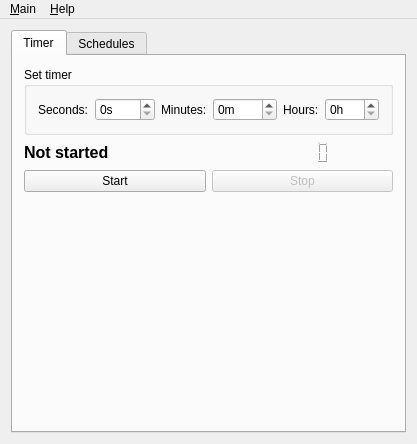
Old version of the form src/ui/mainwindow.ui in the repository seberm/salarm.
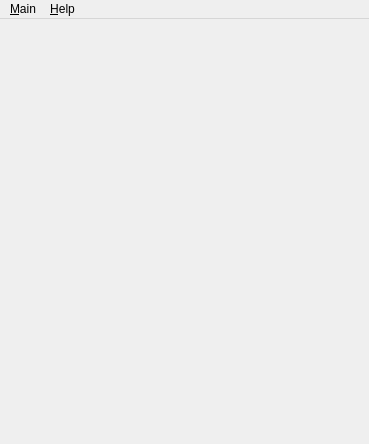
New version of the form. The open tabs and pages were chosen to show the change. Icons and pictures are not drawn. Custom widgets are drawn as their Qt base class.

The edit to the form file:
```diff
--- a/src/ui/mainwindow.ui
+++ b/src/ui/mainwindow.ui
@@ -19,268 +19,7 @@
     <normaloff>:/icons/alarmIcon</normaloff>:/icons/alarmIcon</iconset>
   </property>
   <widget class="QWidget" name="centralWidget">
-   <layout class="QVBoxLayout" name="verticalLayout_2" stretch="0">
-    <item>
-     <widget class="QTabWidget" name="tabWidget">
-      <property name="currentIndex">
-       <number>1</number>
-      </property>
-      <widget class="QWidget" name="tabTimer">
-       <attribute name="title">
-        <string>Timer</string>
-       </attribute>
-       <layout class="QVBoxLayout" name="verticalLayout">
-        <item>
-         <widget class="QGroupBox" name="groupBoxTimer">
-          <property name="title">
-           <string>Set timer </string>
-          </property>
-          <layout class="QGridLayout" name="gridLayout" rowstretch="0" columnstretch="0,0,0,0,0,0">
-           <item row="0" column="0">
-            <widget class="QLabel" name="labelSeconds">
-             <property name="text">
-              <string>Seconds:</string>
-             </property>
-            </widget>
-           </item>
-           <item row="0" column="1">
-            <widget class="QSpinBox" name="spinBoxSeconds">
-             <property name="suffix">
-              <string>s</string>
-             </property>
-             <property name="minimum">
-              <number>0</number>
-             </property>
-             <property name="maximum">
-              <number>1000</number>
-             </property>
-             <property name="value">
-              <number>0</number>
-             </property>
-            </widget>
-           </item>
-           <item row="0" column="3">
-            <widget class="QSpinBox" name="spinBoxMinutes">
-             <property name="suffix">
-              <string>m</string>
-             </property>
-             <property name="maximum">
-              <number>1000</number>
-             </property>
-            </widget>
-           </item>
-           <item row="0" column="2">
-            <widget class="QLabel" name="labelMinutes">
-             <property name="text">
-              <string>Minutes:</string>
-             </property>
-            </widget>
-           </item>
-           <item row="0" column="5">
-            <widget class="QSpinBox" name="spinBoxHours">
-             <property name="suffix">
-              <string>h</string>
-             </property>
-             <property name="maximum">
-              <number>100</number>
-             </property>
-            </widget>
-           </item>
-           <item row="0" column="4">
-            <widget class="QLabel" name="labelHours">
-             <property name="text">
-              <string>Hours:</string>
-             </property>
-            </widget>
-           </item>
-          </layout>
-         </widget>
-        </item>
-        <item>
-         <layout class="QHBoxLayout" name="horizontalLayout_2">
-          <item>
-           <widget class="QLabel" name="labelTimerInfo">
-            <property name="font">
-             <font>
-              <pointsize>12</pointsize>
-              <weight>75</weight>
-              <bold>true</bold>
-             </font>
-            </property>
-            <property name="text">
-             <string>Not started</string>
-            </property>
-           </widget>
-          </item>
-          <item>
-           <widget class="QLCDNumber" name="lcdNumber">
-            <property name="font">
-             <font>
-              <weight>50</weight>
-              <bold>false</bold>
-             </font>
-            </property>
-            <property name="layoutDirection">
-             <enum>Qt::RightToLeft</enum>
-            </property>
-            <property name="frameShape">
-             <enum>QFrame::NoFrame</enum>
-            </property>
-            <property name="frameShadow">
-             <enum>QFrame::Raised</enum>
-            </property>
-            <property name="smallDecimalPoint">
-             <bool>false</bool>
-            </property>
-            <property name="segmentStyle">
-             <enum>QLCDNumber::Outline</enum>
-            </property>
-            <property name="intValue" stdset="0">
-             <number>0</number>
-            </property>
-           </widget>
-          </item>
-         </layout>
-        </item>
-        <item>
-         <layout class="QHBoxLayout" name="horizontalLayout">
-          <item>
-           <widget class="QPushButton" name="pushButtonStart">
-            <property name="enabled">
-             <bool>true</bool>
-            </property>
-            <property name="text">
-             <string>Start</string>
-            </property>
-           </widget>
-          </item>
-          <item>
-           <widget class="QPushButton" name="pushButtonStop">
-            <property name="enabled">
-             <bool>false</bool>
-            </property>
-            <property name="text">
-             <string>Stop</string>
-            </property>
-           </widget>
-          </item>
-         </layout>
-        </item>
-        <item>
-         <spacer name="verticalSpacer">
-          <property name="orientation">
-           <enum>Qt::Vertical</enum>
-          </property>
-          <property name="sizeHint" stdset="0">
-           <size>
-            <width>20</width>
-            <height>40</height>
-           </size>
-          </property>
-         </spacer>
-        </item>
-       </layout>
-      </widget>
-      <widget class="QWidget" name="tabSchedules">
-       <attribute name="title">
-        <string>Schedules</string>
-       </attribute>
-       <layout class="QGridLayout" name="gridLayout_3">
-        <item row="0" column="0">
-         <widget class="QGroupBox" name="groupBoxSchedules">
-          <property name="title">
-           <string>Set schedule</string>
-          </property>
-          <layout class="QGridLayout" name="gridLayout_2">
-           <item row="0" column="0">
-            <layout class="QVBoxLayout" name="verticalLayout_3">
-             <item>
-              <widget class="QDateTimeEdit" name="dateTimeEditEndDateTime">
-               <property name="displayFormat">
-                <string>M/d/yy hh:mm</string>
-               </property>
-              </widget>
-             </item>
-             <item>
-              <widget class="QLineEdit" name="titleLineEdit"/>
-             </item>
-             <item>
-              <widget class="QPushButton" name="pushButtonAdd">
-               <property name="text">
-                <string>Add</string>
-               </property>
-              </widget>
-             </item>
-             <item>
-              <widget class="QPlainTextEdit" name="plainTextEditSchedule"/>
-             </item>
-             <item>
-              <spacer name="verticalSpacer_2">
-               <property name="orientation">
-                <enum>Qt::Vertical</enum>
-               </property>
-               <property name="sizeHint" stdset="0">
-                <size>
-                 <width>20</width>
-                 <height>40</height>
-                </size>
-               </property>
-              </spacer>
-             </item>
-             <item>
-              <widget class="Scheduler" name="scheduler">
-               <property name="columnCount">
-                <number>4</number>
-               </property>
-               <attribute name="headerCascadingSectionResizes">
-                <bool>false</bool>
-               </attribute>
-               <attribute name="headerCascadingSectionResizes">
-                <bool>false</bool>
-               </attribute>
-               <column>
-                <property name="text">
-                 <string notr="true">0</string>
-                </property>
-               </column>
-               <column>
-                <property name="text">
-                 <string>1</string>
-                </property>
-               </column>
-               <column>
-                <property name="text">
-                 <string notr="true">2</string>
-                </property>
-               </column>
-               <column>
-                <property name="text">
-                 <string notr="true">3</string>
-                </property>
-               </column>
-              </widget>
-             </item>
-            </layout>
-           </item>
-           <item row="1" column="0">
-            <layout class="QHBoxLayout" name="horizontalLayout_4">
-             <item>
-              <widget class="QPushButton" name="pushButtonRemove">
-               <property name="text">
-                <string>Delete</string>
-               </property>
-              </widget>
-             </item>
-            </layout>
-           </item>
-          </layout>
-         </widget>
-        </item>
-       </layout>
-      </widget>
-     </widget>
-    </item>
-   </layout>
+   <layout class="QVBoxLayout" name="verticalLayout_2" stretch=""/>
   </widget>
   <widget class="QMenuBar" name="menuBar">
    <property name="geometry">
@@ -363,15 +102,6 @@
   </action>
  </widget>
  <layoutdefault spacing="6" margin="11"/>
- <customwidgets>
-  <customwidget>
-   <class>Scheduler</class>
-   <extends>QTreeWidget</extends>
-   <header>scheduler.h</header>
-  </customwidget>
- </customwidgets>
- <resources>
-  <include location="../../icons.qrc"/>
- </resources>
+ <resources/>
  <connections/>
 </ui>
```
Left out of the diff: 12 changed lines with no effect on the pictures.
